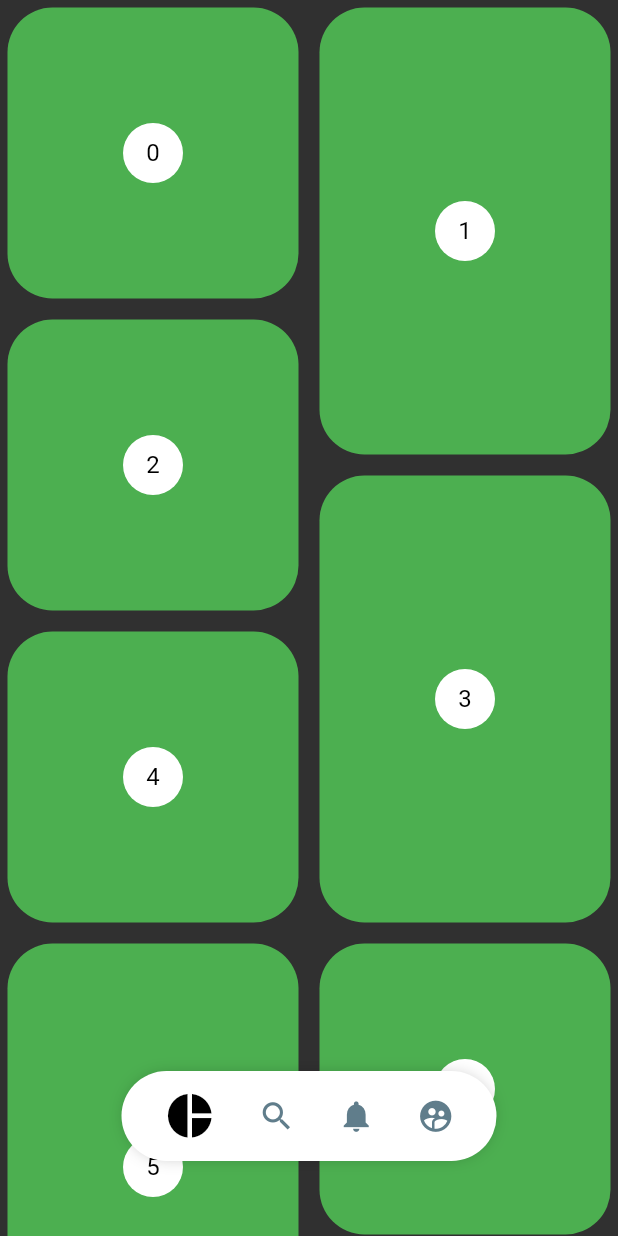
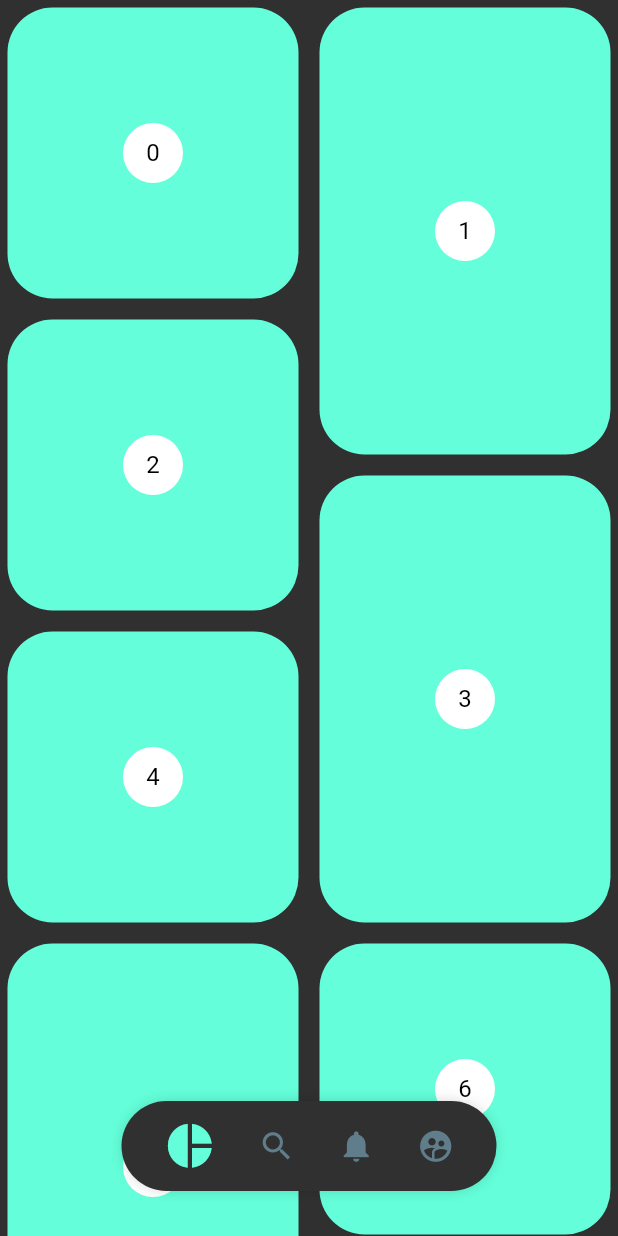
Before and after one commit to Gilmhar/flutter_intermedio, a Flutter app: the PinterestPage screen opened directly, on a phone screen of 412 x 824 dp. Run offline on Flutter 3.47's test engine with Material 2 defaults, Android fonts, the phone set to English and light mode, and no system bars; our stand-ins replace animate_do, flutter_svg, font_awesome_flutter.

Commit message:
se termino con la seccion de temas para la app

```diff
--- a/lib/main.dart
+++ b/lib/main.dart
@@ -31,7 +31,9 @@ class MyApp extends StatelessWidget {
       theme: currentTheme,
       debugShowCheckedModeBanner: false,
       title: 'Diseños App',
-      home: const LauncherPage(),
+      home:OrientationBuilder(builder: (BuildContext context, orientation) {
+        return const LauncherPage();
+      }),
     );
   }
 }
--- a/lib/src/pages/emergency_page.dart
+++ b/lib/src/pages/emergency_page.dart
@@ -1,12 +1,10 @@
 import 'package:flutter/material.dart';
 
 import 'package:font_awesome_flutter/font_awesome_flutter.dart';
-import 'package:provider/provider.dart';
 import 'package:animate_do/animate_do.dart';
 
 import 'package:disenos_app/src/widgets/headers.dart';
 import 'package:disenos_app/src/widgets/boton_gordo.dart';
-import 'package:disenos_app/src/theme/them_changer.dart';
 
 class ItemBoton {
   final IconData icon;
@@ -22,7 +20,6 @@ class EmergencyPage extends StatelessWidget {
 
   @override
   Widget build(BuildContext context) {
-    final  appTheme2 = Provider.of<ThemeChanger>(context).currentTheme;
     final items = <ItemBoton>[
       ItemBoton(
           FontAwesomeIcons.carBurst,
@@ -94,7 +91,6 @@ class EmergencyPage extends StatelessWidget {
         .toList();
 
     return Scaffold(
-        backgroundColor: (appTheme.darkTheme) ? appTheme.currentTheme.highlightColor : const Color.fromARGB(255, 18, 18, 20),
         body: Stack(
           children: [
             Container(
--- a/lib/src/pages/pinterest_page.dart
+++ b/lib/src/pages/pinterest_page.dart
@@ -1,3 +1,4 @@
+import 'package:disenos_app/src/theme/them_changer.dart';
 import 'package:flutter/material.dart';
 
 import 'package:provider/provider.dart';
@@ -32,14 +33,19 @@ class _PinterestMenuLocation extends StatelessWidget {
 
     final mostrar = Provider.of<_MenuModel>(context).mostrar;
 
+    final appTheme = Provider.of<ThemeChanger>(context).currentTheme;
+
+    final appTheme2 = Provider.of<ThemeChanger>(context);
+
     return Positioned(
         bottom: 30,
         child: SizedBox(
-          height: 100,
           width: widthPantalla,
           child: Align(
             child: PinterestMenu(
               mostrar: mostrar,
+              backgroundColor: appTheme.scaffoldBackgroundColor,
+              activeColor: (appTheme2.darkTheme) ? appTheme.colorScheme.secondary : Colors.black,
               items: [
                 PinterestButton(
                     onPressed: () {
@@ -132,11 +138,12 @@ class _PinterestItem extends StatelessWidget {
 
   @override
   Widget build(BuildContext context) {
+    final appTheme = Provider.of<ThemeChanger>(context).currentTheme;
     return Container(
         margin: const EdgeInsets.all(5),
-        decoration: const BoxDecoration(
-            color: Colors.green,
-            borderRadius: BorderRadius.all(Radius.circular(30))),
+        decoration: BoxDecoration(
+            color: appTheme.colorScheme.secondary,
+            borderRadius: const BorderRadius.all(Radius.circular(30))),
         child: Center(
           child: CircleAvatar(
             backgroundColor: Colors.white,
--- a/lib/src/pages/slideshow_page.dart
+++ b/lib/src/pages/slideshow_page.dart
@@ -33,8 +33,8 @@ class MiSlideShow extends StatelessWidget {
     final  appTheme2 = Provider.of<ThemeChanger>(context).currentTheme;
     return Slideshow(
       //puntosArriba: true,
-      colorPrimario:(appTheme.darkTheme) ? appTheme.currentTheme.highlightColor : Colors.amber,
-      colorSecundario: (appTheme.darkTheme) ? appTheme2.colorScheme.secondary : Colors.blue,
+      colorPrimario:(appTheme.darkTheme) ? appTheme2.colorScheme.secondary : Colors.amber,
+      colorSecundario: (appTheme.darkTheme) ? appTheme.currentTheme.highlightColor  : Colors.blue,
       bulletPrimario: 12,
       bulletSecundario: 8,
       slides: [
--- a/lib/src/widgets/pinterest_menu.dart
+++ b/lib/src/widgets/pinterest_menu.dart
@@ -11,6 +11,9 @@ class PinterestButton {
 
 class PinterestMenu extends StatelessWidget {
   final bool mostrar;
+  final Color backgroundColor;
+  final Color activeColor; // black
+  final Color inactiveColor;
 
   final List<PinterestButton> items;
 
@@ -37,18 +40,35 @@ class PinterestMenu extends StatelessWidget {
   //       icon: Icons.supervised_user_circle),
   // ];
 
-  const PinterestMenu({super.key, this.mostrar = true, required this.items});
+  const PinterestMenu(
+      {super.key,
+      this.mostrar = true,
+      this.backgroundColor = Colors.white,
+      this.activeColor = Colors.black,
+      this.inactiveColor = Colors.blueGrey,
+      required this.items});
 
-  @override
+   @override
   Widget build(BuildContext context) {
     return ChangeNotifierProvider(
-        create: (_) => _MenuModel(),
-        child: AnimatedOpacity(
-          duration: const Duration(milliseconds: 250),
-          opacity: (mostrar) ? 1 : 0,
-          child: _PinterestMenuBackground(
-              child: _MenuItems(items)),
-        ));
+      create: (_) => _MenuModel(),
+      child: AnimatedOpacity(
+        duration: const Duration( milliseconds: 250 ),
+        opacity: ( mostrar ) ? 1 : 0,
+        child: Builder(
+          builder: (BuildContext context) {
+
+            Provider.of<_MenuModel>(context).backgroundColor = backgroundColor;
+            Provider.of<_MenuModel>(context).activeColor     = activeColor;
+            Provider.of<_MenuModel>(context).inactiveColor   = inactiveColor;
+
+            return _PinterestMenuBackground(
+              child: _MenuItems( items ),
+            );
+          },
+        ),
+      ),
+    );
   }
 }
 
@@ -59,13 +79,14 @@ class _PinterestMenuBackground extends StatelessWidget {
 
   @override
   Widget build(BuildContext context) {
+    Color backgroundColor = Provider.of<_MenuModel>(context).backgroundColor;
     return Container(
       width: 250,
       height: 60,
-      decoration: const BoxDecoration(
-          color: Colors.white,
-          borderRadius: BorderRadius.all(Radius.circular(100)),
-          boxShadow: <BoxShadow>[
+      decoration: BoxDecoration(
+          color: backgroundColor,
+          borderRadius: const BorderRadius.all(Radius.circular(100)),
+          boxShadow: const <BoxShadow>[
             BoxShadow(color: Colors.black38, blurRadius: 10, spreadRadius: -5)
           ]),
       child: child,
@@ -96,6 +117,8 @@ class _PinterestMenuButton extends StatelessWidget {
     final itemSeleccionado =
         Provider.of<_MenuModel>(context).getItemSeleccionado;
 
+    final menuModel = Provider.of<_MenuModel>(context);
+
     return GestureDetector(
       onTap: () {
         Provider.of<_MenuModel>(context, listen: false).setItemSeleccionado =
@@ -105,13 +128,18 @@ class _PinterestMenuButton extends StatelessWidget {
       behavior: HitTestBehavior.translucent,
       child: Icon(item.icon,
           size: (itemSeleccionado == index) ? 35 : 25,
-          color: (itemSeleccionado == index) ? Colors.black : Colors.blueGrey),
+          color: (itemSeleccionado == index) ? menuModel.activeColor : menuModel.inactiveColor),
     );
   }
 }
 
 class _MenuModel with ChangeNotifier {
   int _itemSeleccionado = 0;
+  Color backgroundColor = Colors.white;
+  Color activeColor     = Colors.black;
+  Color inactiveColor   = Colors.blueGrey;
+
+
 
   int get getItemSeleccionado => _itemSeleccionado;
 
```
Also changed, not shown: lib/src/pages/graficas_circulares_page.dart (+8 -4 lines), lib/src/pages/launcher_page.dart (+17 -3 lines), lib/src/theme/them_changer.dart (+9 -0 lines), lib/src/widgets/radial_progress.dart (+5 -5 lines).
